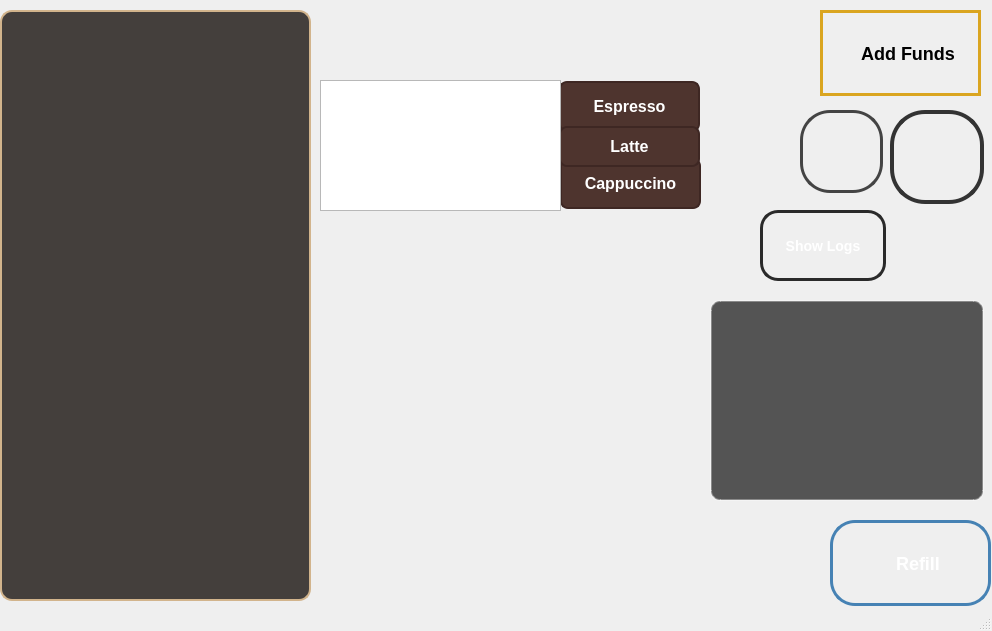
This is CoffeeMachineSimulation/mainwindow.ui in JayeshKant/Coffee-Machine- as Qt 5 draws it before an edit. The edited form follows.
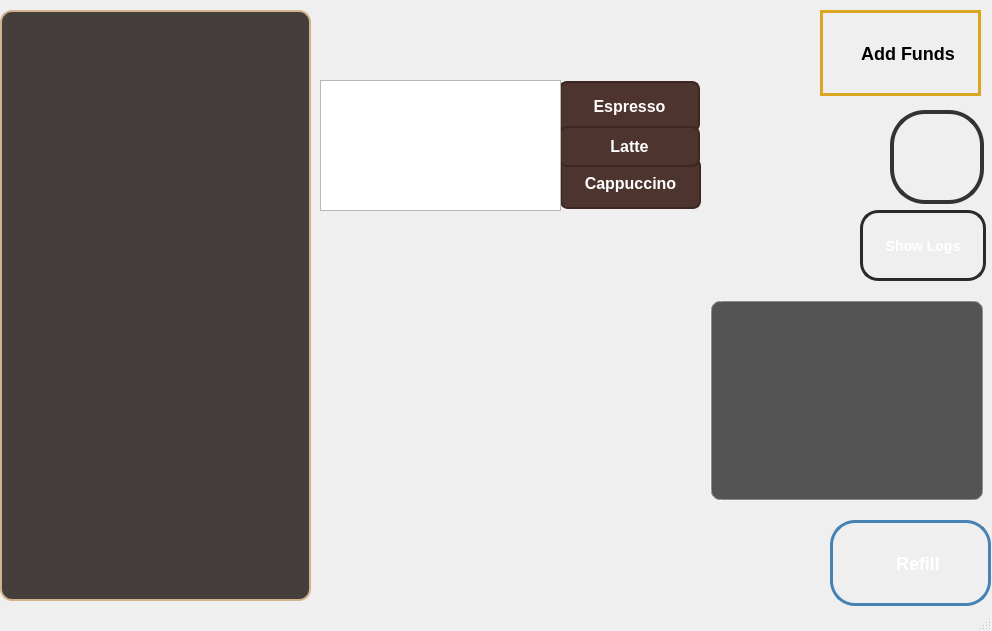
This is the edited form. Icons and pictures are not drawn.

What changed in the file:
```diff
--- a/CoffeeMachineSimulation/mainwindow.ui
+++ b/CoffeeMachineSimulation/mainwindow.ui
@@ -254,55 +254,6 @@
      <string>Refill</string>
     </property>
    </widget>
-   <widget class="QPushButton" name="btnCheckMaintenance">
-    <property name="geometry">
-     <rect>
-      <x>800</x>
-      <y>110</y>
-      <width>83</width>
-      <height>83</height>
-     </rect>
-    </property>
-    <property name="styleSheet">
-     <string notr="true">QPushButton#btnCheckMaintenance {
-    background: qlineargradient(x1:0, y1:0, x2:1, y2:1,
-                stop:0 #5A5A5A, stop:0.5 #777777, stop:1 #B5B5B5); /* Metallic gradient */
-    color: white;
-    font-size: 10px;  /* Adjusted for better fit */
-    font-weight: bold;
-    font-family: &quot;Segoe UI&quot;, sans-serif;
-    border-radius: 30px;  /* More rounded */
-    padding: 6px;
-    border: 3px solid #444444; /* Darker metallic border */
-    min-width: 65px;
-    min-height: 65px;
-    max-width: 65px;
-    max-height: 65px;
-    text-align: center;
-    background-repeat: no-repeat;
-    background-position: center;
-    transition: all 0.2s ease-in-out;
-    border-image: url(:/new/prefix1/OIP.jpeg); /* Correct way */
-}
-
-QPushButton#btnCheckMaintenance:hover {
-    background: qlineargradient(x1:0, y1:0, x2:1, y2:1,
-                stop:0 #777777, stop:0.5 #B5B5B5, stop:1 #D9D9D9); /* Brighter metallic */
-    border: 3px solid #777777;
-}
-
-QPushButton#btnCheckMaintenance:pressed {
-    background: qlineargradient(x1:0, y1:0, x2:1, y2:1,
-                stop:0 #3E3E3E, stop:0.5 #5A5A5A, stop:1 #777777); /* Darker when pressed */
-    border: 3px solid #5A5A5A;
-    transform: scale(0.92);  /* Press animation */
-}
-</string>
-    </property>
-    <property name="text">
-     <string/>
-    </property>
-   </widget>
    <widget class="QPushButton" name="btnPerformMaintenance">
     <property name="geometry">
      <rect>
@@ -355,7 +306,7 @@
    <widget class="QPushButton" name="btnShowLogs">
     <property name="geometry">
      <rect>
-      <x>760</x>
+      <x>860</x>
       <y>210</y>
       <width>126</width>
       <height>71</height>
```
Left out of the diff: 1 changed line with no effect on the pictures.
